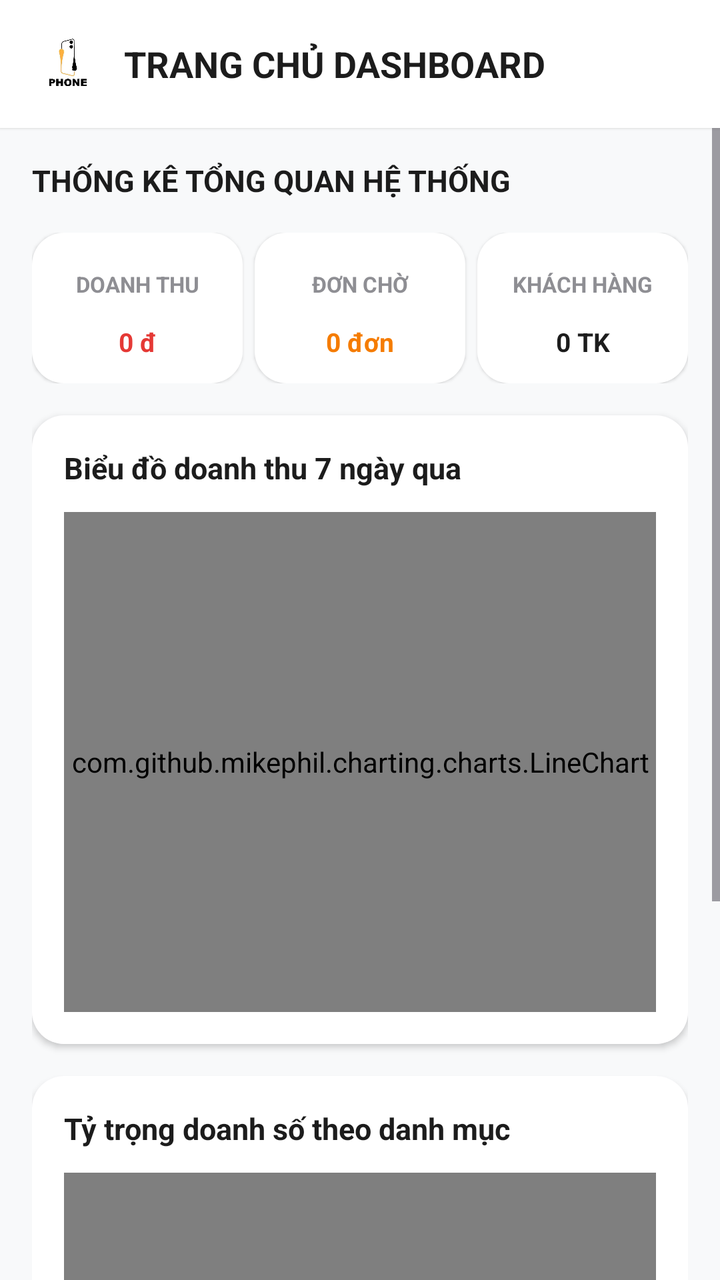
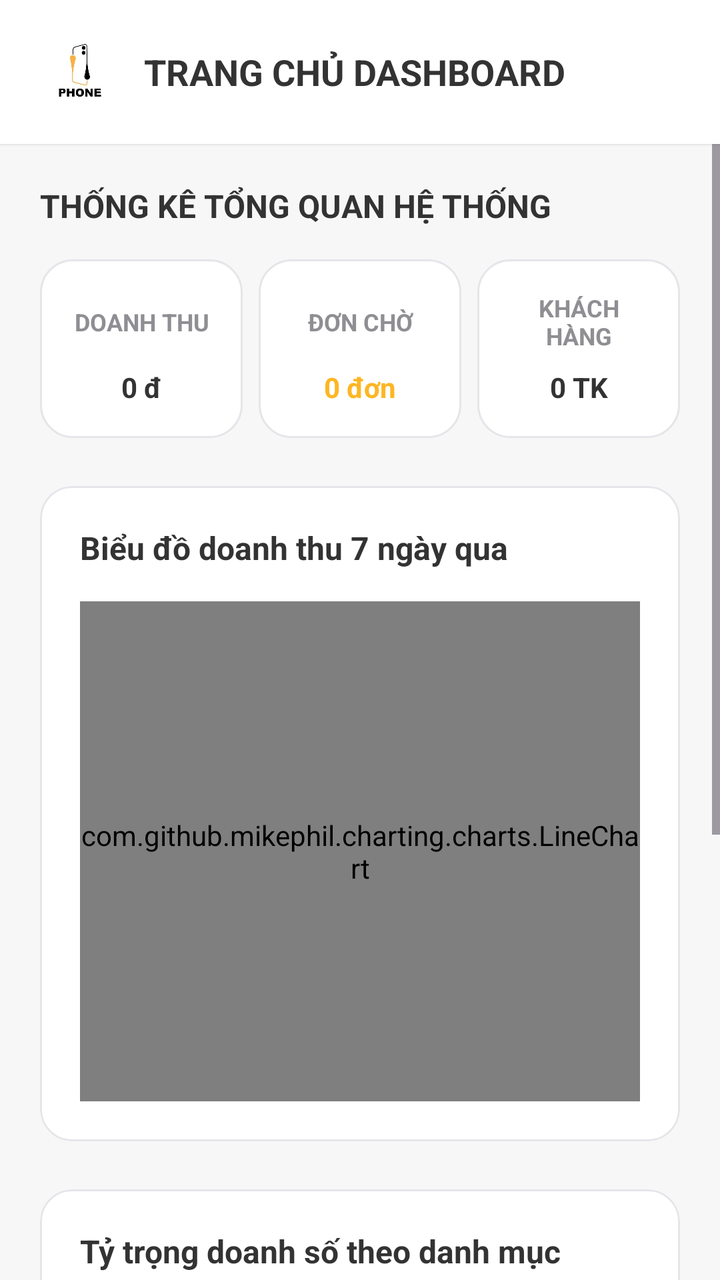

The first picture is an Android layout as it rendered before a commit; the second is the same layout after the commit. The layout source and the unified diff follow.
<!-- AndroidManifest.xml: application theme Theme.MobileDeviceStoreTDMU -->
<!-- res/layout/fragment_admin_dashboard.xml -->
<?xml version="1.0" encoding="utf-8"?>
<LinearLayout xmlns:android="http://schemas.android.com/apk/res/android"
    xmlns:app="http://schemas.android.com/apk/res-auto"
    android:layout_width="match_parent"
    android:layout_height="match_parent"
    android:orientation="vertical"
    android:background="#F8F9FA">

    
    <LinearLayout
        android:layout_width="match_parent"
        android:layout_height="wrap_content"
        android:background="#FFFFFF"
        android:elevation="1dp"
        android:paddingHorizontal="16dp"
        android:paddingVertical="14dp"
        android:orientation="horizontal"
        android:gravity="center_vertical">

        <ImageView
            android:layout_width="36dp"
            android:layout_height="36dp"
            android:src="@drawable/logo"
            android:scaleType="fitCenter"
            android:contentDescription="Logo Admin"
            android:layout_marginEnd="10dp" />

        <TextView
            android:id="@+id/tvAdminDashboardTitle"
            android:layout_width="0dp"
            android:layout_height="wrap_content"
            android:layout_weight="1"
            android:text="TRANG CHỦ DASHBOARD"
            android:textColor="#1C1C1C"
            android:textSize="18sp"
            android:textStyle="bold" />

    </LinearLayout>

    <ScrollView
        android:layout_width="match_parent"
        android:layout_height="match_parent"
        android:clipToPadding="false"
        android:paddingBottom="20dp">

        <LinearLayout
            android:layout_width="match_parent"
            android:layout_height="wrap_content"
            android:orientation="vertical"
            android:padding="16dp">

            <TextView
                android:layout_width="match_parent"
                android:layout_height="wrap_content"
                android:text="THỐNG KÊ TỔNG QUAN HỆ THỐNG"
                android:textSize="15sp"
                android:textStyle="bold"
                android:textColor="#1C1C1C"
                android:layout_marginBottom="16dp" />

            
            <LinearLayout
                android:layout_width="match_parent"
                android:layout_height="wrap_content"
                android:orientation="horizontal"
                android:baselineAligned="false"
                android:layout_marginBottom="16dp">

                
                <LinearLayout
                    android:layout_width="0dp"
                    android:layout_height="match_parent"
                    android:layout_weight="1"
                    android:orientation="vertical"
                    android:gravity="center"
                    android:background="@drawable/bg_card_modern"
                    android:padding="12dp"
                    android:elevation="1dp"
                    android:layout_marginEnd="6dp">

                    <TextView
                        android:layout_width="match_parent"
                        android:layout_height="wrap_content"
                        android:minLines="2"
                        android:gravity="center"
                        android:text="DOANH THU"
                        android:textColor="#8E8E93"
                        android:textSize="11sp"
                        android:textStyle="bold" />

                    <TextView
                        android:id="@+id/tvTongDoanhThu"
                        android:layout_width="match_parent"
                        android:layout_height="wrap_content"
                        android:text="0 đ"
                        android:textColor="#E53935"
                        android:textSize="13sp"
                        android:textStyle="bold"
                        android:maxLines="1"
                        android:ellipsize="end"
                        android:gravity="center"
                        android:layout_marginTop="6dp" />

                </LinearLayout>

                
                <LinearLayout
                    android:layout_width="0dp"
                    android:layout_height="match_parent"
                    android:layout_weight="1"
                    android:orientation="vertical"
                    android:gravity="center"
                    android:background="@drawable/bg_card_modern"
                    android:padding="12dp"
                    android:elevation="1dp"
                    android:layout_marginEnd="6dp">

                    <TextView
                        android:layout_width="match_parent"
                        android:layout_height="wrap_content"
                        android:minLines="2"
                        android:gravity="center"
                        android:text="ĐƠN CHỜ"
                        android:textColor="#8E8E93"
                        android:textSize="11sp"
                        android:textStyle="bold" />

                    <TextView
                        android:id="@+id/tvSoDonHangChoDuyet"
                        android:layout_width="match_parent"
                        android:layout_height="wrap_content"
                        android:text="0 đơn"
                        android:textColor="#F57C00"
                        android:textSize="13sp"
                        android:textStyle="bold"
                        android:maxLines="1"
                        android:ellipsize="end"
                        android:gravity="center"
                        android:layout_marginTop="6dp" />

                </LinearLayout>

                
                <LinearLayout
                    android:layout_width="0dp"
                    android:layout_height="match_parent"
                    android:layout_weight="1"
                    android:orientation="vertical"
                    android:gravity="center"
                    android:background="@drawable/bg_card_modern"
                    android:padding="12dp"
                    android:elevation="1dp">

                    <TextView
                        android:layout_width="match_parent"
                        android:layout_height="wrap_content"
                        android:minLines="2"
                        android:gravity="center"
                        android:text="KHÁCH HÀNG"
                        android:textColor="#8E8E93"
                        android:textSize="11sp"
                        android:textStyle="bold" />

                    <TextView
                        android:id="@+id/tvTongSoKhachHang"
                        android:layout_width="match_parent"
                        android:layout_height="wrap_content"
                        android:text="0 TK"
                        android:textColor="#1C1C1C"
                        android:textSize="13sp"
                        android:textStyle="bold"
                        android:maxLines="1"
                        android:ellipsize="end"
                        android:gravity="center"
                        android:layout_marginTop="6dp" />

                </LinearLayout>

            </LinearLayout>

            
            <com.google.android.material.card.MaterialCardView
                android:layout_width="match_parent"
                android:layout_height="wrap_content"
                android:layout_marginBottom="16dp"
                app:cardCornerRadius="16dp"
                app:cardElevation="2dp"
                app:strokeWidth="0dp">

                <LinearLayout
                    android:layout_width="match_parent"
                    android:layout_height="wrap_content"
                    android:orientation="vertical"
                    android:background="#FFFFFF"
                    android:padding="16dp">

                    <TextView
                        android:layout_width="wrap_content"
                        android:layout_height="wrap_content"
                        android:text="Biểu đồ doanh thu 7 ngày qua"
                        android:textColor="#1C1C1C"
                        android:textSize="15sp"
                        android:textStyle="bold"
                        android:layout_marginBottom="12dp" />

                    <com.github.mikephil.charting.charts.LineChart
                        android:id="@+id/lineChartDoanhThu"
                        android:layout_width="match_parent"
                        android:layout_height="250dp" />

                </LinearLayout>

            </com.google.android.material.card.MaterialCardView>

            
            <com.google.android.material.card.MaterialCardView
                android:layout_width="match_parent"
                android:layout_height="wrap_content"
                android:layout_marginBottom="24dp"
                app:cardCornerRadius="16dp"
                app:cardElevation="2dp"
                app:strokeWidth="0dp">

                <LinearLayout
                    android:layout_width="match_parent"
                    android:layout_height="wrap_content"
                    android:orientation="vertical"
                    android:background="#FFFFFF"
                    android:padding="16dp">

                    <TextView
                        android:layout_width="wrap_content"
                        android:layout_height="wrap_content"
                        android:text="Tỷ trọng doanh số theo danh mục"
                        android:textColor="#1C1C1C"
                        android:textSize="15sp"
                        android:textStyle="bold"
                        android:layout_marginBottom="12dp" />

                    <com.github.mikephil.charting.charts.PieChart
                        android:id="@+id/pieChartDanhMuc"
                        android:layout_width="match_parent"
                        android:layout_height="250dp" />

                </LinearLayout>

            </com.google.android.material.card.MaterialCardView>

        </LinearLayout>

    </ScrollView>

</LinearLayout>
<!-- resources referenced by this layout -->
<resources>
  <!-- drawable bg_card_modern (drawable) -->
  <?xml version="1.0" encoding="utf-8"?>
  <shape xmlns:android="http://schemas.android.com/apk/res/android"
      android:shape="rectangle">
      <solid android:color="#FFFFFF" />
      <corners android:radius="16dp" />
  </shape>
  <!-- drawable logo: jpg bitmap (drawable, 5396 bytes) -->
  <style name="Theme.MobileDeviceStoreTDMU" parent="Base.Theme.MobileDeviceStoreTDMU" />
  <style name="Base.Theme.MobileDeviceStoreTDMU" parent="Theme.Material3.DayNight.NoActionBar">
          
          
      </style>
</resources>

<!-- the commit's change to res/layout/fragment_admin_dashboard.xml (unified diff, before → after) -->
@@ -4,26 +4,26 @@
     android:layout_width="match_parent"
     android:layout_height="match_parent"
     android:orientation="vertical"
-    android:background="#F8F9FA">
+    android:background="@color/bg_light">
 
     
     <LinearLayout
         android:layout_width="match_parent"
         android:layout_height="wrap_content"
-        android:background="#FFFFFF"
+        android:background="@color/bg_white"
         android:elevation="1dp"
-        android:paddingHorizontal="16dp"
-        android:paddingVertical="14dp"
+        android:paddingHorizontal="20dp"
+        android:paddingVertical="16dp"
         android:orientation="horizontal"
         android:gravity="center_vertical">
 
         <ImageView
-            android:layout_width="36dp"
-            android:layout_height="36dp"
+            android:layout_width="40dp"
+            android:layout_height="40dp"
             android:src="@drawable/logo"
             android:scaleType="fitCenter"
             android:contentDescription="Logo Admin"
-            android:layout_marginEnd="10dp" />
+            android:layout_marginEnd="12dp" />
 
         <TextView
             android:id="@+id/tvAdminDashboardTitle"
@@ -31,7 +31,7 @@
             android:layout_height="wrap_content"
             android:layout_weight="1"
             android:text="TRANG CHỦ DASHBOARD"
-            android:textColor="#1C1C1C"
+            android:textColor="@color/text_primary"
             android:textSize="18sp"
             android:textStyle="bold" />
 
@@ -41,21 +41,21 @@
         android:layout_width="match_parent"
         android:layout_height="match_parent"
         android:clipToPadding="false"
-        android:paddingBottom="20dp">
+        android:paddingBottom="24dp">
 
         <LinearLayout
             android:layout_width="match_parent"
             android:layout_height="wrap_content"
             android:orientation="vertical"
-            android:padding="16dp">
+            android:padding="20dp">
 
             <TextView
                 android:layout_width="match_parent"
                 android:layout_height="wrap_content"
                 android:text="THỐNG KÊ TỔNG QUAN HỆ THỐNG"
-                android:textSize="15sp"
+                android:textSize="16sp"
                 android:textStyle="bold"
-                android:textColor="#1C1C1C"
+                android:textColor="@color/text_primary"
                 android:layout_marginBottom="16dp" />
 
             
@@ -64,7 +64,7 @@
                 android:layout_height="wrap_content"
                 android:orientation="horizontal"
                 android:baselineAligned="false"
-                android:layout_marginBottom="16dp">
+                android:layout_marginBottom="24dp">
 
                 
                 <LinearLayout
@@ -74,9 +74,9 @@
                     android:orientation="vertical"
                     android:gravity="center"
                     android:background="@drawable/bg_card_modern"
-                    android:padding="12dp"
-                    android:elevation="1dp"
-                    android:layout_marginEnd="6dp">
+                    android:padding="16dp"
+                    android:elevation="0dp"
+                    android:layout_marginEnd="8dp">
 
                     <TextView
                         android:layout_width="match_parent"
@@ -84,8 +84,8 @@
                         android:minLines="2"
                         android:gravity="center"
                         android:text="DOANH THU"
-                        android:textColor="#8E8E93"
-                        android:textSize="11sp"
+                        android:textColor="@color/text_secondary"
+                        android:textSize="12sp"
                         android:textStyle="bold" />
 
                     <TextView
@@ -93,13 +93,13 @@
                         android:layout_width="match_parent"
                         android:layout_height="wrap_content"
                         android:text="0 đ"
-                        android:textColor="#E53935"
-                        android:textSize="13sp"
+                        android:textColor="@color/primary_black"
+                        android:textSize="14sp"
                         android:textStyle="bold"
                         android:maxLines="1"
                         android:ellipsize="end"
                         android:gravity="center"
-                        android:layout_marginTop="6dp" />
+                        android:layout_marginTop="8dp" />
 
                 </LinearLayout>
 
@@ -111,9 +111,9 @@
                     android:orientation="vertical"
                     android:gravity="center"
                     android:background="@drawable/bg_card_modern"
-                    android:padding="12dp"
-                    android:elevation="1dp"
-                    android:layout_marginEnd="6dp">
+                    android:padding="16dp"
+                    android:elevation="0dp"
+                    android:layout_marginEnd="8dp">
 
                     <TextView
                         android:layout_width="match_parent"
@@ -121,8 +121,8 @@
                         android:minLines="2"
                         android:gravity="center"
                         android:text="ĐƠN CHỜ"
-                        android:textColor="#8E8E93"
-                        android:textSize="11sp"
+                        android:textColor="@color/text_secondary"
+                        android:textSize="12sp"
                         android:textStyle="bold" />
 
                     <TextView
@@ -130,13 +130,13 @@
                         android:layout_width="match_parent"
                         android:layout_height="wrap_content"
                         android:text="0 đơn"
-                        android:textColor="#F57C00"
-                        android:textSize="13sp"
+                        android:textColor="@color/primary_yellow"
+                        android:textSize="14sp"
                         android:textStyle="bold"
                         android:maxLines="1"
                         android:ellipsize="end"
                         android:gravity="center"
-                        android:layout_marginTop="6dp" />
+                        android:layout_marginTop="8dp" />
 
                 </LinearLayout>
 
@@ -148,8 +148,8 @@
                     android:orientation="vertical"
                     android:gravity="center"
                     android:background="@drawable/bg_card_modern"
-                    android:padding="12dp"
-                    android:elevation="1dp">
+                    android:padding="16dp"
+                    android:elevation="0dp">
 
                     <TextView
                         android:layout_width="match_parent"
@@ -157,8 +157,8 @@
                         android:minLines="2"
                         android:gravity="center"
                         android:text="KHÁCH HÀNG"
-                        android:textColor="#8E8E93"
-                        android:textSize="11sp"
+                        android:textColor="@color/text_secondary"
+                        android:textSize="12sp"
                         android:textStyle="bold" />
 
                     <TextView
@@ -166,13 +166,13 @@
                         android:layout_width="match_parent"
                         android:layout_height="wrap_content"
                         android:text="0 TK"
-                        android:textColor="#1C1C1C"
-                        android:textSize="13sp"
+                        android:textColor="@color/text_primary"
+                        android:textSize="14sp"
                         android:textStyle="bold"
                         android:maxLines="1"
                         android:ellipsize="end"
                         android:gravity="center"
-                        android:layout_marginTop="6dp" />
+                        android:layout_marginTop="8dp" />
 
                 </LinearLayout>
 
@@ -182,26 +182,27 @@
             <com.google.android.material.card.MaterialCardView
                 android:layout_width="match_parent"
                 android:layout_height="wrap_content"
-                android:layout_marginBottom="16dp"
+                android:layout_marginBottom="24dp"
                 app:cardCornerRadius="16dp"
-                app:cardElevation="2dp"
-                app:strokeWidth="0dp">
+                app:cardElevation="0dp"
+                app:strokeWidth="1dp"
+                app:strokeColor="@color/stroke_light">
 
                 <LinearLayout
                     android:layout_width="match_parent"
                     android:layout_height="wrap_content"
                     android:orientation="vertical"
-                    android:background="#FFFFFF"
-                    android:padding="16dp">
+                    android:background="@color/bg_white"
+                    android:padding="20dp">
 
                     <TextView
                         android:layout_width="wrap_content"
                         android:layout_height="wrap_content"
                         android:text="Biểu đồ doanh thu 7 ngày qua"
-                        android:textColor="#1C1C1C"
-                        android:textSize="15sp"
-                        android:textStyle="bold"
-                        android:layout_marginBottom="12dp" />
+                        android:textColor="@color/text_primary"
+                        android:textSize="16sp"
+                        android:textStyle="bold"
+                        android:layout_marginBottom="16dp" />
 
                     <com.github.mikephil.charting.charts.LineChart
                         android:id="@+id/lineChartDoanhThu"
@@ -218,24 +219,25 @@
                 android:layout_height="wrap_content"
                 android:layout_marginBottom="24dp"
                 app:cardCornerRadius="16dp"
-                app:cardElevation="2dp"
-                app:strokeWidth="0dp">
+                app:cardElevation="0dp"
+                app:strokeWidth="1dp"
+                app:strokeColor="@color/stroke_light">
 
                 <LinearLayout
                     android:layout_width="match_parent"
                     android:layout_height="wrap_content"
                     android:orientation="vertical"
-                    android:background="#FFFFFF"
-                    android:padding="16dp">
+                    android:background="@color/bg_white"
+                    android:padding="20dp">
 
                     <TextView
                         android:layout_width="wrap_content"
                         android:layout_height="wrap_content"
                         android:text="Tỷ trọng doanh số theo danh mục"
-                        android:textColor="#1C1C1C"
-                        android:textSize="15sp"
-                        android:textStyle="bold"
-                        android:layout_marginBottom="12dp" />
+                        android:textColor="@color/text_primary"
+                        android:textSize="16sp"
+                        android:textStyle="bold"
+                        android:layout_marginBottom="16dp" />
 
                     <com.github.mikephil.charting.charts.PieChart
                         android:id="@+id/pieChartDanhMuc"
<!-- resource entries referenced after the edit -->
@@ -1,11 +1,19 @@
 <!-- resources referenced by this layout -->
 <resources>
+  <color name="bg_light">#F7F7F7</color>
+  <color name="bg_white">#FFFFFF</color>
+  <color name="primary_black">#333333</color>
+  <color name="primary_yellow">#FDB623</color>
+  <color name="stroke_light">#E5E5EA</color>
+  <color name="text_primary">#333333</color>
+  <color name="text_secondary">#8E8E93</color>
   <!-- drawable bg_card_modern (drawable) -->
   <?xml version="1.0" encoding="utf-8"?>
   <shape xmlns:android="http://schemas.android.com/apk/res/android"
       android:shape="rectangle">
-      <solid android:color="#FFFFFF" />
+      <solid android:color="@color/bg_white" />
       <corners android:radius="16dp" />
+      <stroke android:width="1dp" android:color="@color/stroke_light" />
   </shape>
   <!-- drawable logo: jpg bitmap (drawable, 5396 bytes) -->
   <style name="Theme.MobileDeviceStoreTDMU" parent="Base.Theme.MobileDeviceStoreTDMU" />
